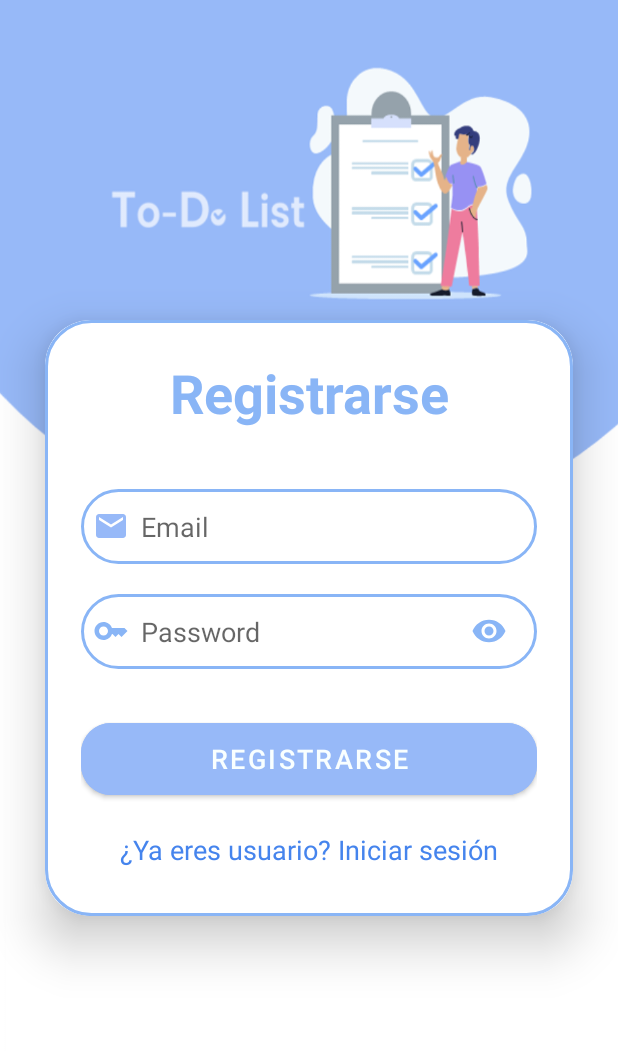
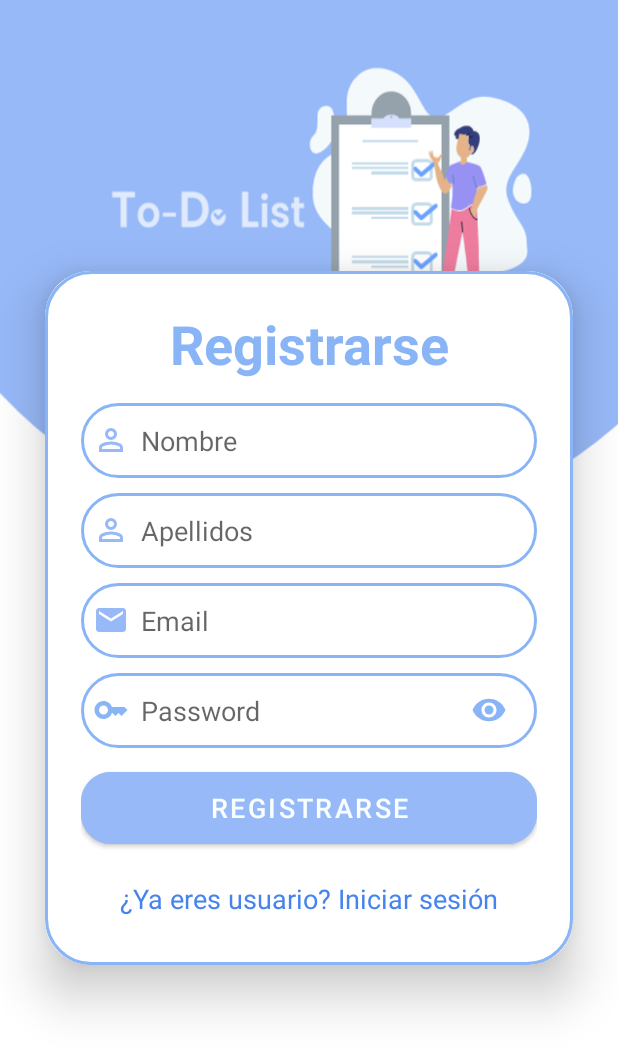
Before and after one commit to Sandra-Elizabeth-MJ/TodoList, an Android app: the ActivityRegistrarse screen opened directly, with no data from a screen before it, after a tap on "REGISTRARSE", on a phone screen of 412 x 824 dp. Shown: the top 1051 px of the screen. Run offline under Robolectric (Android 15) with nearby library versions, the phone set to English and light mode, and no system bars; our stand-ins replace Firebase (no records; nobody signed in at launch, a user with empty details on screens opened directly).

Commit message:
Registro de nombre y apellidos

```diff
--- a/app/src/main/java/com/example/todolist/activities/ActivityLogin.java
+++ b/app/src/main/java/com/example/todolist/activities/ActivityLogin.java
@@ -17,13 +17,8 @@ import com.google.android.gms.tasks.Task;
 import com.google.firebase.auth.AuthResult;
 import com.google.firebase.auth.FirebaseAuth;
 import com.google.firebase.firestore.FirebaseFirestore;
-import androidx.activity.EdgeToEdge;
 import androidx.annotation.NonNull;
 import androidx.appcompat.app.AppCompatActivity;
-import androidx.core.graphics.Insets;
-import androidx.core.view.ViewCompat;
-import androidx.core.view.WindowInsetsCompat;
-import androidx.activity.EdgeToEdge;
 import com.example.todolist.R;
 
 public class ActivityLogin extends AppCompatActivity {
@@ -39,7 +34,6 @@ public class ActivityLogin extends AppCompatActivity {
     @Override
     protected void onCreate(Bundle savedInstanceState) {
         super.onCreate(savedInstanceState);
-        EdgeToEdge.enable(this);
         setContentView(R.layout.activity_login);
 
         auth = FirebaseAuth.getInstance();
--- a/app/src/main/java/com/example/todolist/activities/ActivityRegistrarse.java
+++ b/app/src/main/java/com/example/todolist/activities/ActivityRegistrarse.java
@@ -3,6 +3,7 @@ package com.example.todolist.activities;
 import android.content.Intent;
 import android.os.Bundle;
 import android.text.InputType;
+import android.util.Log;
 import android.view.View;
 import android.widget.Button;
 import android.widget.EditText;
@@ -10,12 +11,8 @@ import android.widget.ImageView;
 import android.widget.TextView;
 import android.widget.Toast;
 
-import androidx.activity.EdgeToEdge;
 import androidx.annotation.NonNull;
 import androidx.appcompat.app.AppCompatActivity;
-import androidx.core.graphics.Insets;
-import androidx.core.view.ViewCompat;
-import androidx.core.view.WindowInsetsCompat;
 
 import com.google.android.gms.tasks.OnCompleteListener;
 import com.google.android.gms.tasks.OnFailureListener;
@@ -23,23 +20,18 @@ import com.google.android.gms.tasks.OnSuccessListener;
 import com.google.android.gms.tasks.Task;
 import com.google.firebase.auth.AuthResult;
 import com.google.firebase.auth.FirebaseAuth;
-import com.google.firebase.firestore.DocumentReference;
-import com.google.firebase.firestore.DocumentSnapshot;
 import com.google.firebase.firestore.FirebaseFirestore;
-import com.google.firebase.storage.FirebaseStorage;
-import com.google.firebase.storage.StorageReference;
-import com.google.firebase.storage.UploadTask;
 
 import com.example.todolist.R;
-import com.google.firebase.auth.FirebaseAuth;
 
 import java.util.HashMap;
 import java.util.Map;
+import java.util.Objects;
 
 public class ActivityRegistrarse extends AppCompatActivity {
 
      FirebaseAuth auth;
-     EditText signupEmail, signupPassword;
+     EditText signupNombre,signupApellidos,signupEmail, signupPassword;
      Button signupButton;
      TextView loginRedirectText;
      ImageView passwordShowRegis;
@@ -49,9 +41,10 @@ public class ActivityRegistrarse extends AppCompatActivity {
     @Override
     protected void onCreate(Bundle savedInstanceState) {
         super.onCreate(savedInstanceState);
-        EdgeToEdge.enable(this);
         setContentView(R.layout.activity_registrarse);
 
+        signupNombre = findViewById(R.id.registrarse_nombre);
+        signupApellidos=findViewById(R.id.registrarse_apellidos);
         signupEmail = findViewById(R.id.registrarse_email);
         signupPassword = findViewById(R.id.registrarse_password);
         signupButton = findViewById(R.id.registrarse_button);
@@ -65,12 +58,14 @@ public class ActivityRegistrarse extends AppCompatActivity {
             signupButton.setOnClickListener(new View.OnClickListener() {
                 @Override
                 public void onClick(View view) {
+                    String nombre =signupNombre.getText().toString().trim();
+                    String apellidos = signupApellidos.getText().toString().trim();
                     String email = signupEmail.getText().toString().trim();
                     String pass = signupPassword.getText().toString().trim();
-                    if (email.isEmpty() && pass.isEmpty())
+                    if (email.isEmpty() && pass.isEmpty() && nombre.isEmpty() && apellidos.isEmpty())
                         Toast.makeText(ActivityRegistrarse.this, "Completar los datos", Toast.LENGTH_SHORT).show();
                     else{
-                        registreUser(email,pass);
+                        registreUser(email,pass,nombre,apellidos);
                     }
 
                 }
@@ -108,36 +103,46 @@ public class ActivityRegistrarse extends AppCompatActivity {
 
 
     }
-    private void registreUser(String email, String password) {
+    private void registreUser(String email, String password, String nombre, String apellidos) {
         auth.createUserWithEmailAndPassword(email, password).addOnCompleteListener(new OnCompleteListener<AuthResult>() {
             @Override
             public void onComplete(@NonNull Task<AuthResult> task) {
+                if (task.isSuccessful()) {  // Verificar si la creación del usuario fue exitosa
                     String id = auth.getCurrentUser().getUid();
                     Map<String, Object> map = new HashMap<>();
                     map.put("id", id);
                     map.put("email", email);
                     map.put("contraseña", password);
+                    map.put("nombre", nombre);
+                    map.put("apellidos", apellidos);
 
                     mfirestore.collection("user").document(id).set(map).addOnSuccessListener(new OnSuccessListener<Void>() {
                         @Override
                         public void onSuccess(Void unused) {
+                            Log.d("ActivityRegistrarse", "Datos del usuario guardados en Firestore");
+                            Toast.makeText(ActivityRegistrarse.this, "Usuario registrado con éxito", Toast.LENGTH_SHORT).show();
+
+                            // Asegurarnos de que el usuario esté completamente registrado antes de redirigir
+                            auth.signOut(); // Cerramos la sesión del registro
+
+                            Intent loginIntent = new Intent(ActivityRegistrarse.this, ActivityLogin.class);
+                            loginIntent.setFlags(Intent.FLAG_ACTIVITY_CLEAR_TOP | Intent.FLAG_ACTIVITY_NEW_TASK);
+                            startActivity(loginIntent);
                             finish();
-                        startActivity(new Intent(ActivityRegistrarse.this,ActivityLogin.class));
-                        Toast.makeText(ActivityRegistrarse.this, "Usuario registrado con exito", Toast.LENGTH_SHORT).show();
                         }
                     }).addOnFailureListener(new OnFailureListener() {
                         @Override
                         public void onFailure(@NonNull Exception e) {
+                            Log.e("ActivityRegistrarse", "Error al guardar en Firestore: " + e.getMessage());
                             Toast.makeText(ActivityRegistrarse.this, "Error al guardar", Toast.LENGTH_SHORT).show();
                         }
                     });
+                } else {
+                    // Si la creación del usuario falla
+                    Toast.makeText(ActivityRegistrarse.this, "Error al registrar: " + Objects.requireNonNull(task.getException()).getMessage(),
+                            Toast.LENGTH_SHORT).show();
                 }
-        }).addOnFailureListener(new OnFailureListener() {
-            @Override
-            public void onFailure(@NonNull Exception e) {
-                Toast.makeText(ActivityRegistrarse.this, "ERROR AL REGISTRAR", Toast.LENGTH_SHORT).show();
             }
         });
     }
-
 }
--- /dev/null
+++ b/app/src/main/res/drawable/ic_person.xml
@@ -0,0 +1,5 @@
+<vector xmlns:android="http://schemas.android.com/apk/res/android" android:height="24dp" android:tint="#89B5F6" android:viewportHeight="960" android:viewportWidth="960" android:width="24dp">
+
+    <path android:fillColor="@android:color/white" android:pathData="M480,480Q414,480 367,433Q320,386 320,320Q320,254 367,207Q414,160 480,160Q546,160 593,207Q640,254 640,320Q640,386 593,433Q546,480 480,480ZM160,800L160,688Q160,654 177.5,625.5Q195,597 224,582Q286,551 350,535.5Q414,520 480,520Q546,520 610,535.5Q674,551 736,582Q765,597 782.5,625.5Q800,654 800,688L800,800L160,800ZM240,720L720,720L720,688Q720,677 714.5,668Q709,659 700,654Q646,627 591,613.5Q536,600 480,600Q424,600 369,613.5Q314,627 260,654Q251,659 245.5,668Q240,677 240,688L240,720ZM480,400Q513,400 536.5,376.5Q560,353 560,320Q560,287 536.5,263.5Q513,240 480,240Q447,240 423.5,263.5Q400,287 400,320Q400,353 423.5,376.5Q447,400 480,400ZM480,320Q480,320 480,320Q480,320 480,320Q480,320 480,320Q480,320 480,320Q480,320 480,320Q480,320 480,320Q480,320 480,320Q480,320 480,320ZM480,720L480,720Q480,720 480,720Q480,720 480,720Q480,720 480,720Q480,720 480,720Q480,720 480,720Q480,720 480,720Q480,720 480,720Q480,720 480,720L480,720Z"/>
+
+</vector>
--- a/app/src/main/res/layout/activity_registrarse.xml
+++ b/app/src/main/res/layout/activity_registrarse.xml
@@ -32,11 +32,35 @@
                 android:textSize="36sp"
                 android:textStyle="bold" />
             <EditText
+                android:id="@+id/registrarse_nombre"
+                android:layout_width="match_parent"
+                android:layout_height="50dp"
+                android:background="@drawable/custom_edittext"
+                android:layout_marginTop="15dp"
+                android:padding="8dp"
+                android:hint="@string/nombre"
+                android:drawableStart="@drawable/ic_person"
+                android:drawableTint="@color/splash"
+                android:drawablePadding="8dp"
+                android:textColor="@color/black"/>
+            <EditText
+                android:id="@+id/registrarse_apellidos"
+                android:layout_width="match_parent"
+                android:layout_height="50dp"
+                android:background="@drawable/custom_edittext"
+                android:layout_marginTop="10dp"
+                android:padding="8dp"
+                android:hint="@string/apellidos"
+                android:drawableStart="@drawable/ic_person"
+                android:drawableTint="@color/splash"
+                android:drawablePadding="8dp"
+                android:textColor="@color/black"/>
+            <EditText
                 android:id="@+id/registrarse_email"
                 android:layout_width="match_parent"
                 android:layout_height="50dp"
                 android:background="@drawable/custom_edittext"
-                android:layout_marginTop="40dp"
+                android:layout_marginTop="10dp"
                 android:padding="8dp"
                 android:hint="@string/email"
                 android:drawableStart="@drawable/ic_email"
@@ -46,7 +70,7 @@
             <RelativeLayout
                 android:layout_width="match_parent"
                 android:layout_height="50dp"
-                android:layout_marginTop="20dp">
+                android:layout_marginTop="10dp">
                 <EditText
                     android:layout_width="match_parent"
                     android:layout_height="match_parent"
@@ -74,7 +98,7 @@
                 android:text="@string/registrarse"
                 android:id="@+id/registrarse_button"
                 android:textSize="18sp"
-                android:layout_marginTop="30dp"
+                android:layout_marginTop="10dp"
                 android:backgroundTint="@color/splash"
                 app:cornerRadius = "20dp"/>
             <TextView
--- a/app/src/main/res/layout/fragment_usuario.xml
+++ b/app/src/main/res/layout/fragment_usuario.xml
@@ -62,7 +62,7 @@
                     android:id="@+id/userName"
                     android:layout_width="wrap_content"
                     android:layout_height="wrap_content"
-                    android:text="Nombre"
+                    android:text="@string/nombre"
                     android:textColor="@android:color/darker_gray"
                     android:textSize="17sp" />
 
@@ -80,7 +80,7 @@
                     android:id="@+id/userapellidos"
                     android:layout_width="wrap_content"
                     android:layout_height="wrap_content"
-                    android:text="Apellidos"
+                    android:text="@string/apellidos"
                     android:textColor="@android:color/darker_gray"
                     android:textSize="17sp" />
 
--- a/app/src/main/res/values/strings.xml
+++ b/app/src/main/res/values/strings.xml
@@ -45,5 +45,7 @@
     <string name="hello_blank_fragment">Hello usuario fragment</string>
     <string name="tareas_completadas">Tareas Completadas</string>
     <string name="categoria">Categoria</string>
+    <string name="nombre">Nombre</string>
+    <string name="apellidos">Apellidos</string>
 
 </resources>
```
Also changed, not shown: app/src/main/java/com/example/todolist/SplashActivity.java (+0 -8 lines). Lines whose indentation alone changed are shown as unchanged.
